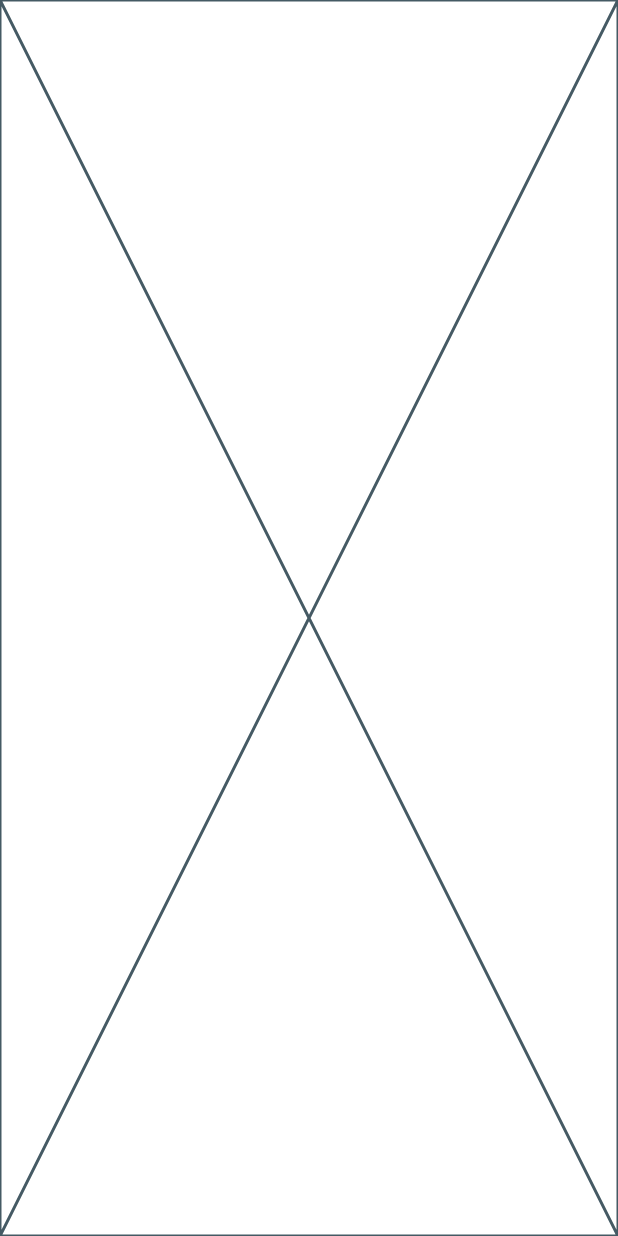
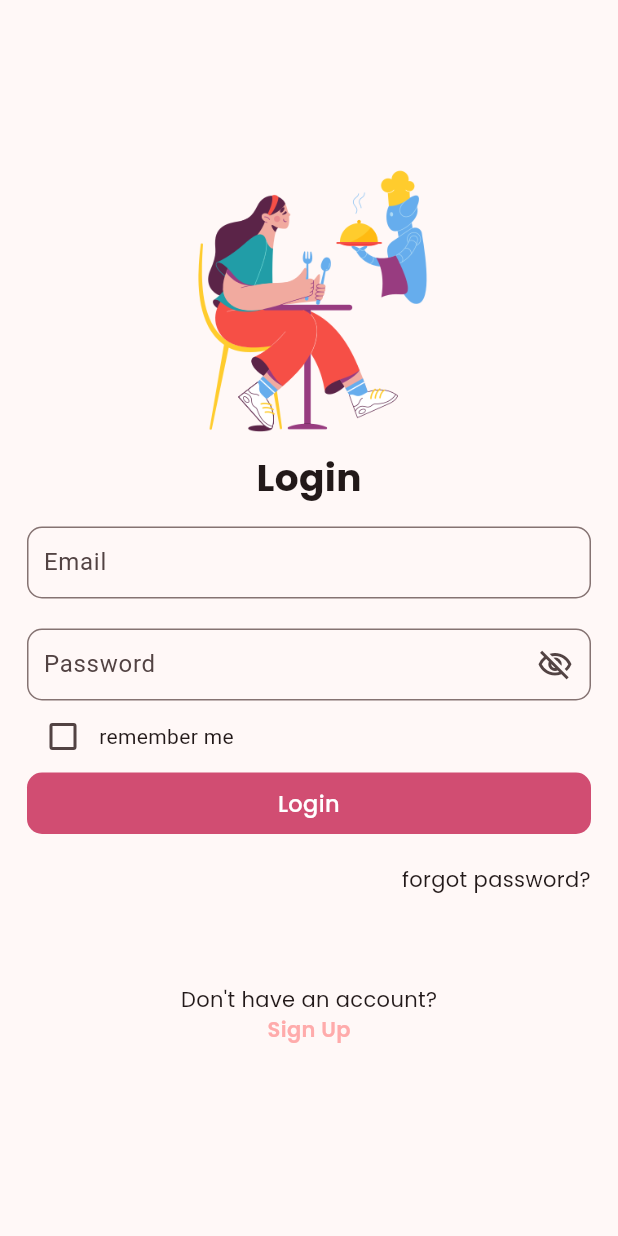
Before and after one commit to webeights/my_restau, a Flutter app: the screen it shows after launch, on a phone screen of 412 x 824 dp. Run offline on Flutter 3.47's test engine with Material 3 defaults, Android fonts, the light colour scheme and no system bars; our stand-ins replace google_fonts.

Commit message:
Implement Login page

```diff
--- a/lib/main.dart
+++ b/lib/main.dart
@@ -1,4 +1,5 @@
 import 'package:flutter/material.dart';
+import 'package:my_restau/screens/login_screen.dart';
 
 void main() {
   runApp(const App());
@@ -10,12 +11,16 @@
   @override
   Widget build(BuildContext context) {
     return MaterialApp(
-      title: 'Flutter Demo',
+      debugShowCheckedModeBanner: false,
+      title: 'My Restaurant',
       theme: ThemeData(
-        colorScheme: ColorScheme.fromSeed(seedColor: Colors.deepPurple),
+        colorScheme: ColorScheme.fromSeed(
+          seedColor: const Color(0xFFFFABAB),
+        ),
         useMaterial3: true,
+        checkboxTheme: const CheckboxThemeData(),
       ),
-      home: const Placeholder(),
+      home: const LogInScreen(),
     );
   }
 }
--- a/lib/screens/login_screen.dart
+++ b/lib/screens/login_screen.dart
@@ -0,0 +1,188 @@
+import 'package:flutter/material.dart';
+import 'package:google_fonts/google_fonts.dart';
+import 'package:my_restau/screens/register_screen.dart';
+
+class LogInScreen extends StatefulWidget {
+  const LogInScreen({super.key});
+
+  @override
+  State<LogInScreen> createState() => _LogInScreenState();
+}
+
+class _LogInScreenState extends State<LogInScreen> {
+  bool isChecked = false;
+  bool isVisibility = false;
+
+  void signUpPage() {
+    Navigator.of(context).push(
+      MaterialPageRoute(
+        builder: (ctx) => const RegisterScreen(),
+      ),
+    );
+  }
+
+  @override
+  Widget build(BuildContext context) {
+    return Scaffold(
+      body: SingleChildScrollView(
+        padding: const EdgeInsets.symmetric(
+          horizontal: 18,
+          vertical: 100,
+        ),
+        child: Column(
+          children: <Widget>[
+            Image.asset(
+              'asset/images/sammy.png',
+              width: 200,
+            ),
+            const TextWidget(
+              text: 'Login',
+              fontSize: 25,
+              fontWeight: FontWeight.w700,
+            ),
+            const SizedBox(
+              height: 15,
+            ),
+            TextFormField(
+              keyboardType: TextInputType.emailAddress,
+              decoration: InputDecoration(
+                hintText: 'Email',
+                contentPadding: const EdgeInsets.all(10),
+                border: OutlineInputBorder(
+                  gapPadding: 1,
+                  borderRadius: BorderRadius.circular(10),
+                ),
+              ),
+            ),
+            const SizedBox(
+              height: 20,
+            ),
+            TextFormField(
+              keyboardType: TextInputType.visiblePassword,
+              obscureText: isVisibility,
+              decoration: InputDecoration(
+                hintText: 'Password',
+                contentPadding: const EdgeInsets.all(10),
+                border: OutlineInputBorder(
+                  gapPadding: 1,
+                  borderRadius: BorderRadius.circular(10),
+                ),
+                suffixIcon: IconButton(
+                  highlightColor: Colors.transparent,
+                  splashColor: Colors.transparent,
+                  onPressed: () {
+                    setState(() {
+                      isVisibility = !isVisibility;
+                    });
+                  },
+                  icon: isVisibility
+                      ? const Icon(Icons.visibility_outlined)
+                      : const Icon(Icons.visibility_off_outlined),
+                ),
+              ),
+            ),
+            Row(
+              mainAxisAlignment: MainAxisAlignment.start,
+              children: <Widget>[
+                Checkbox(
+                  splashRadius: 0,
+                  activeColor: const Color(0xFFD14D72),
+                  value: isChecked,
+                  onChanged: (value) {
+                    setState(() {
+                      isChecked = value!;
+                    });
+                  },
+                ),
+                const Text('remember me')
+              ],
+            ),
+            Container(
+              width: double.infinity,
+              decoration: BoxDecoration(
+                color: const Color(0xFFD14D72),
+                borderRadius: BorderRadius.circular(10),
+              ),
+              padding: const EdgeInsets.symmetric(vertical: 10),
+              child: InkWell(
+                onTap: () {},
+                child: const TextWidget(
+                  text: 'Login',
+                  fontSize: 15,
+                  fontWeight: FontWeight.w500,
+                  textAlign: TextAlign.center,
+                  textColor: Colors.white,
+                ),
+              ),
+            ),
+            const SizedBox(
+              height: 20,
+            ),
+            SizedBox(
+              height: 80,
+              width: double.infinity,
+              child: InkWell(
+                splashColor: Colors.transparent,
+                highlightColor: Colors.transparent,
+                onTap: () {},
+                child: const TextWidget(
+                  text: 'forgot password?',
+                  textAlign: TextAlign.right,
+                ),
+              ),
+            ),
+            const TextWidget(
+              text: 'Don\'t have an account?',
+              fontSize: 14,
+              fontWeight: FontWeight.w400,
+            ),
+            InkWell(
+              highlightColor: Colors.transparent,
+              splashColor: Colors.transparent,
+              onTap: signUpPage,
+              child: const TextWidget(
+                text: 'Sign Up',
+                fontWeight: FontWeight.w600,
+                fontSize: 14,
+                textColor: Color(0xFFFFABAB),
+              ),
+            ),
+          ],
+        ),
+      ),
+    );
+  }
+}
+
+class TextWidget extends StatelessWidget {
+  const TextWidget({
+    required this.text,
+    this.fontSize,
+    this.fontWeight,
+    this.letterSpacing,
+    this.textColor,
+    this.textAlign,
+    super.key,
+  });
+
+  final String text;
+  final double? fontSize;
+  final FontWeight? fontWeight;
+  final double? letterSpacing;
+  final Color? textColor;
+  final TextAlign? textAlign;
+
+  @override
+  Widget build(BuildContext context) {
+    return Text(
+      text,
+      textAlign: textAlign,
+      style: GoogleFonts.poppins(
+        fontSize: fontSize,
+        fontWeight: fontWeight,
+        letterSpacing: letterSpacing,
+        color: textColor,
+      ),
+    );
+  }
+}
--- a/lib/screens/register_screen.dart
+++ b/lib/screens/register_screen.dart
@@ -0,0 +1,18 @@
+import 'package:flutter/material.dart';
+
+class RegisterScreen extends StatelessWidget {
+  const RegisterScreen({super.key});
+
+  @override
+  Widget build(BuildContext context) {
+    return Scaffold(
+      body: Column(
+        children: [
+          Center(
+            child: Text('Register Screen'),
+          ),
+        ],
+      ),
+    );
+  }
+}
```
Also changed, not shown: pubspec.yaml (+5 -6 lines), asset/images/Cooking.png (added), asset/images/sammy.png (added), pubspec.lock, 1 other file.
